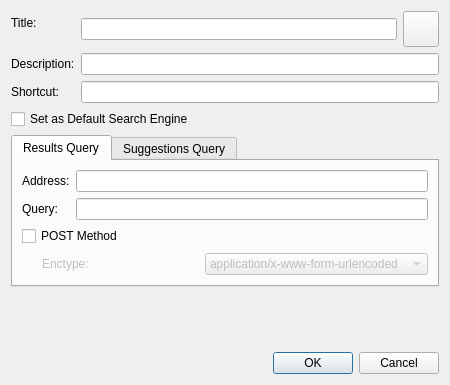
OtterBrowser/otter-browser, file src/ui/SearchPropertiesDialog.ui: the form before one commit.
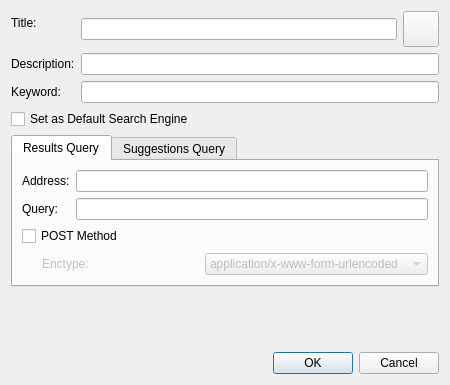
The form after the commit. Icons and pictures are not drawn.

Diff of the .ui file:
```diff
--- a/src/ui/SearchPropertiesDialog.ui
+++ b/src/ui/SearchPropertiesDialog.ui
@@ -78,7 +78,7 @@
      <item row="3" column="0">
       <widget class="QLabel" name="shortcutLabel">
        <property name="text">
-        <string>Shortcut:</string>
+        <string>Keyword:</string>
        </property>
        <property name="buddy">
         <cstring>shortcutLineEdit</cstring>
```
Left out of the diff: 8 changed lines with no effect on the pictures.
